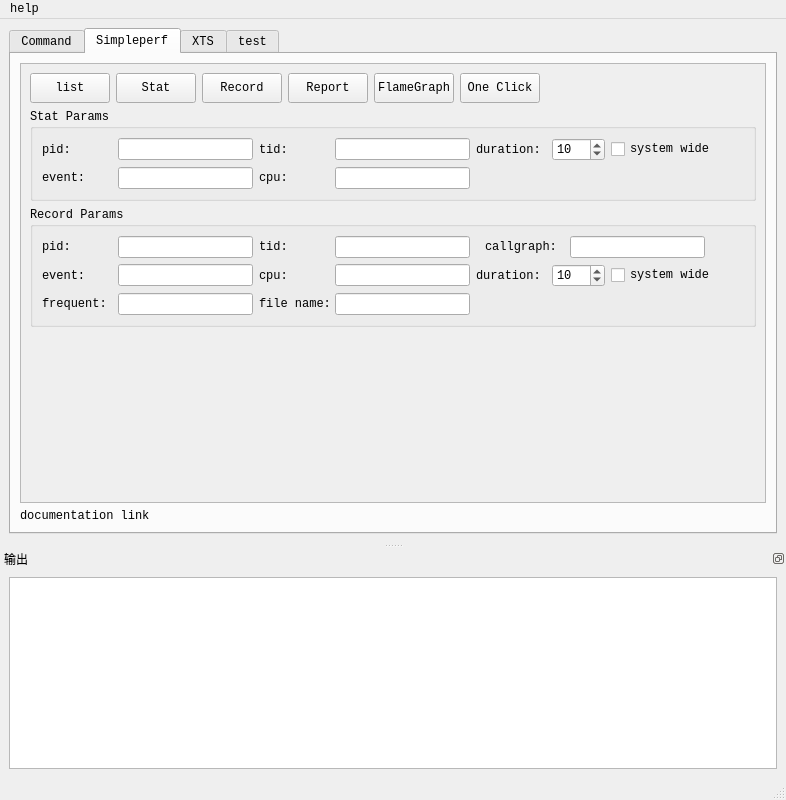
The window that mainwindow.ui (zuoVision/Qt) describes before a commit, drawn with Qt 5.
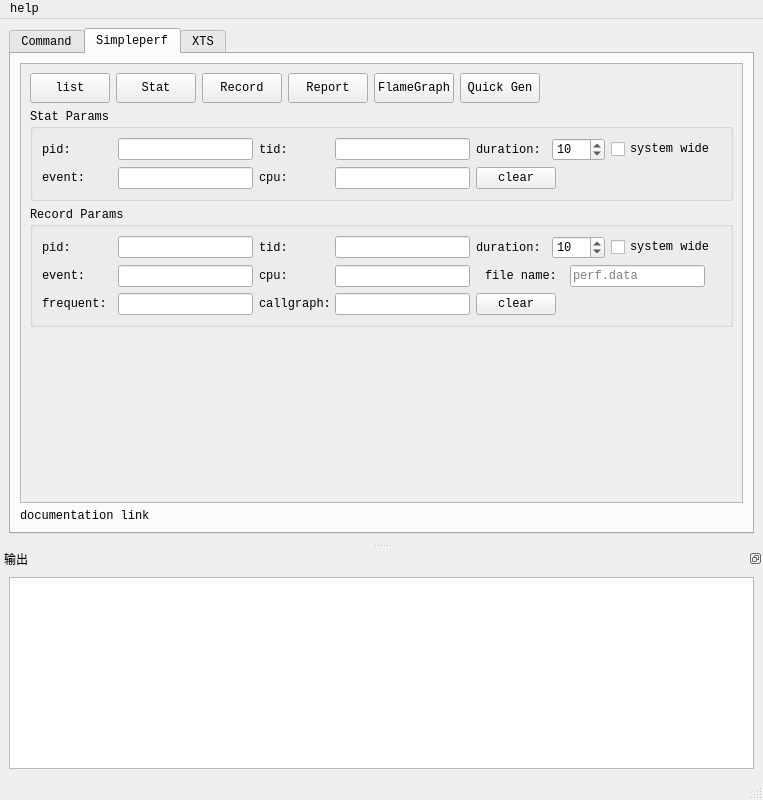
The same window after the commit. The open tabs and pages were chosen to show the change.

Patch:
```diff
--- a/mainwindow.ui
+++ b/mainwindow.ui
@@ -6,7 +6,7 @@
    <rect>
     <x>0</x>
     <y>0</y>
-    <width>786</width>
+    <width>763</width>
     <height>800</height>
    </rect>
   </property>
@@ -514,7 +514,7 @@
             <rect>
              <x>0</x>
              <y>0</y>
-             <width>742</width>
+             <width>719</width>
              <height>434</height>
             </rect>
            </property>
@@ -524,7 +524,140 @@
               <property name="title">
                <string>Record Params</string>
               </property>
-              <layout class="QGridLayout" name="gridLayout_17">
+              <layout class="QGridLayout" name="gridLayout_13">
+               <item row="0" column="2">
+                <layout class="QHBoxLayout" name="horizontalLayout_14">
+                 <item>
+                  <widget class="QLabel" name="label_recduration">
+                   <property name="minimumSize">
+                    <size>
+                     <width>70</width>
+                     <height>0</height>
+                    </size>
+                   </property>
+                   <property name="maximumSize">
+                    <size>
+                     <width>70</width>
+                     <height>16777215</height>
+                    </size>
+                   </property>
+                   <property name="text">
+                    <string>duration:</string>
+                   </property>
+                  </widget>
+                 </item>
+                 <item>
+                  <widget class="QSpinBox" name="spinBox_recduration">
+                   <property name="maximumSize">
+                    <size>
+                     <width>60</width>
+                     <height>16777215</height>
+                    </size>
+                   </property>
+                   <property name="maximum">
+                    <number>999</number>
+                   </property>
+                   <property name="singleStep">
+                    <number>10</number>
+                   </property>
+                   <property name="value">
+                    <number>10</number>
+                   </property>
+                  </widget>
+                 </item>
+                 <item>
+                  <widget class="QCheckBox" name="checkBox_recsw">
+                   <property name="sizePolicy">
+                    <sizepolicy hsizetype="Maximum" vsizetype="Fixed">
+                     <horstretch>0</horstretch>
+                     <verstretch>0</verstretch>
+                    </sizepolicy>
+                   </property>
+                   <property name="text">
+                    <string>system wide</string>
+                   </property>
+                  </widget>
+                 </item>
+                </layout>
+               </item>
+               <item row="2" column="1">
+                <layout class="QHBoxLayout" name="horizontalLayout_16">
+                 <item>
+                  <widget class="QLabel" name="label_reccpu">
+                   <property name="minimumSize">
+                    <size>
+                     <width>70</width>
+                     <height>0</height>
+                    </size>
+                   </property>
+                   <property name="maximumSize">
+                    <size>
+                     <width>70</width>
+                     <height>16777215</height>
+                    </size>
+                   </property>
+                   <property name="text">
+                    <string>cpu:</string>
+                   </property>
+                  </widget>
+                 </item>
+                 <item>
+                  <widget class="QLineEdit" name="lineEdit_reccpu">
+                   <property name="minimumSize">
+                    <size>
+                     <width>135</width>
+                     <height>0</height>
+                    </size>
+                   </property>
+                   <property name="maximumSize">
+                    <size>
+                     <width>135</width>
+                     <height>16777215</height>
+                    </size>
+                   </property>
+                  </widget>
+                 </item>
+                </layout>
+               </item>
+               <item row="0" column="1">
+                <layout class="QHBoxLayout" name="horizontalLayout_13">
+                 <item>
+                  <widget class="QLabel" name="label_rectid">
+                   <property name="minimumSize">
+                    <size>
+                     <width>70</width>
+                     <height>0</height>
+                    </size>
+                   </property>
+                   <property name="maximumSize">
+                    <size>
+                     <width>70</width>
+                     <height>16777215</height>
+                    </size>
+                   </property>
+                   <property name="text">
+                    <string>tid:</string>
+                   </property>
+                  </widget>
+                 </item>
+                 <item>
+                  <widget class="QLineEdit" name="lineEdit_rectid">
+                   <property name="minimumSize">
+                    <size>
+                     <width>135</width>
+                     <height>0</height>
+                    </size>
+                   </property>
+                   <property name="maximumSize">
+                    <size>
+                     <width>135</width>
+                     <height>16777215</height>
+                    </size>
+                   </property>
+                  </widget>
+                 </item>
+                </layout>
+               </item>
                <item row="3" column="0">
                 <layout class="QHBoxLayout" name="horizontalLayout_17">
                  <item>
@@ -564,10 +697,10 @@
                  </item>
                 </layout>
                </item>
-               <item row="0" column="1">
-                <layout class="QHBoxLayout" name="horizontalLayout_13">
+               <item row="0" column="0">
+                <layout class="QHBoxLayout" name="horizontalLayout_12">
                  <item>
-                  <widget class="QLabel" name="label_rectid">
+                  <widget class="QLabel" name="label_recpid">
                    <property name="minimumSize">
                     <size>
                      <width>70</width>
@@ -581,7 +714,7 @@
                     </size>
                    </property>
                    <property name="text">
-                    <string>tid:</string>
+                    <string>pid:</string>
                    </property>
                   </widget>
                  </item>
@@ -603,52 +736,20 @@
                  </item>
                 </layout>
                </item>
-               <item row="0" column="2" colspan="2">
-                <layout class="QHBoxLayout" name="horizontalLayout_20">
-                 <item>
-                  <widget class="QLabel" name="label_reccallgraph">
-                   <property name="minimumSize">
-                    <size>
-                     <width>70</width>
-                     <height>0</height>
-                    </size>
-                   </property>
-                   <property name="maximumSize">
-                    <size>
-                     <width>70</width>
-                     <height>16777215</height>
-                    </size>
-                   </property>
-                   <property name="text">
-                    <string>callgraph:</string>
-                   </property>
-                  </widget>
-                 </item>
-                 <item>
-                  <widget class="QLineEdit" name="lineEdit_reccallgraph">
-                   <property name="sizePolicy">
-                    <sizepolicy hsizetype="Fixed" vsizetype="Fixed">
-                     <horstretch>0</horstretch>
-                     <verstretch>0</verstretch>
-                    </sizepolicy>
-                   </property>
-                   <property name="minimumSize">
-                    <size>
-                     <width>135</width>
-                     <height>0</height>
-                    </size>
-                   </property>
-                   <property name="maximumSize">
-                    <size>
-                     <width>135</width>
-                     <height>16777215</height>
-                    </size>
-                   </property>
-                  </widget>
-                 </item>
-                </layout>
+               <item row="0" column="3">
+                <spacer name="horizontalSpacer_7">
+                 <property name="orientation">
+                  <enum>Qt::Horizontal</enum>
+                 </property>
+                 <property name="sizeHint" stdset="0">
+                  <size>
+                   <width>40</width>
+                   <height>20</height>
+                  </size>
+                 </property>
+                </spacer>
                </item>
-               <item row="3" column="1">
+               <item row="2" column="2">
                 <layout class="QHBoxLayout" name="horizontalLayout_18">
                  <item>
                   <widget class="QLabel" name="label_recfilename">
@@ -683,11 +784,17 @@
                      <height>16777215</height>
                     </size>
                    </property>
+                   <property name="text">
+                    <string/>
+                   </property>
+                   <property name="placeholderText">
+                    <string>perf.data</string>
+                   </property>
                   </widget>
                  </item>
                 </layout>
                </item>
-               <item row="1" column="0">
+               <item row="2" column="0">
                 <layout class="QHBoxLayout" name="horizontalLayout_15">
                  <item>
                   <widget class="QLabel" name="label_recevent">
@@ -726,10 +833,10 @@
                  </item>
                 </layout>
                </item>
-               <item row="0" column="0">
-                <layout class="QHBoxLayout" name="horizontalLayout_12">
+               <item row="3" column="1">
+                <layout class="QHBoxLayout" name="horizontalLayout_19">
                  <item>
-                  <widget class="QLabel" name="label_recpid">
+                  <widget class="QLabel" name="label_reccallgraph">
                    <property name="minimumSize">
                     <size>
                      <width>70</width>
@@ -743,134 +850,46 @@
                     </size>
                    </property>
                    <property name="text">
-                    <string>pid:</string>
+                    <string>callgraph:</string>
                    </property>
                   </widget>
                  </item>
                  <item>
-                  <widget class="QLineEdit" name="lineEdit_recpid">
-                   <property name="minimumSize">
-                    <size>
-                     <width>135</width>
-                     <height>0</height>
-                    </size>
-                   </property>
-                   <property name="maximumSize">
-                    <size>
-                     <width>135</width>
-                     <height>16777215</height>
-                    </size>
-                   </property>
-                  </widget>
-                 </item>
-                </layout>
-               </item>
-               <item row="0" column="5">
-                <spacer name="horizontalSpacer_7">
-                 <property name="orientation">
-                  <enum>Qt::Horizontal</enum>
-                 </property>
-                 <property name="sizeHint" stdset="0">
-                  <size>
-                   <width>40</width>
-                   <height>20</height>
-                  </size>
-                 </property>
-                </spacer>
-               </item>
-               <item row="1" column="2" colspan="2">
-                <layout class="QHBoxLayout" name="horizontalLayout_14">
-                 <item>
-                  <widget class="QLabel" name="label_recduration">
-                   <property name="minimumSize">
-                    <size>
-                     <width>70</width>
-                     <height>0</height>
-                    </size>
-                   </property>
-                   <property name="maximumSize">
-                    <size>
-                     <width>70</width>
-                     <height>16777215</height>
-                    </size>
-                   </property>
-                   <property name="text">
-                    <string>duration:</string>
-                   </property>
-                  </widget>
-                 </item>
-                 <item>
-                  <widget class="QSpinBox" name="spinBox_recduration">
-                   <property name="maximumSize">
-                    <size>
-                     <width>60</width>
-                     <height>16777215</height>
-                    </size>
-                   </property>
-                   <property name="maximum">
-                    <number>999</number>
-                   </property>
-                   <property name="singleStep">
-                    <number>10</number>
-                   </property>
-                   <property name="value">
-                    <number>10</number>
-                   </property>
-                  </widget>
-                 </item>
-                 <item>
-                  <widget class="QCheckBox" name="checkBox_recsw">
+                  <widget class="QLineEdit" name="lineEdit_reccallgraph">
                    <property name="sizePolicy">
-                    <sizepolicy hsizetype="Maximum" vsizetype="Fixed">
+                    <sizepolicy hsizetype="Fixed" vsizetype="Fixed">
                      <horstretch>0</horstretch>
                      <verstretch>0</verstretch>
                     </sizepolicy>
                    </property>
-                   <property name="text">
-                    <string>system wide</string>
+                   <property name="minimumSize">
+                    <size>
+                     <width>135</width>
+                     <height>0</height>
+                    </size>
+                   </property>
+                   <property name="maximumSize">
+                    <size>
+                     <width>135</width>
+                     <height>16777215</height>
+                    </size>
                    </property>
                   </widget>
                  </item>
                 </layout>
                </item>
-               <item row="1" column="1">
-                <layout class="QHBoxLayout" name="horizontalLayout_16">
-                 <item>
-                  <widget class="QLabel" name="label_reccpu">
-                   <property name="minimumSize">
-                    <size>
-                     <width>70</width>
-                     <height>0</height>
-                    </size>
-                   </property>
-                   <property name="maximumSize">
-                    <size>
-                     <width>70</width>
-                     <height>16777215</height>
-                    </size>
-                   </property>
-                   <property name="text">
-                    <string>cpu:</string>
-                   </property>
-                  </widget>
-                 </item>
-                 <item>
-                  <widget class="QLineEdit" name="lineEdit_reccpu">
-                   <property name="minimumSize">
-                    <size>
-                     <width>135</width>
-                     <height>0</height>
-                    </size>
-                   </property>
-                   <property name="maximumSize">
-                    <size>
-                     <width>135</width>
-                     <height>16777215</height>
-                    </size>
-                   </property>
-                  </widget>
-                 </item>
-                </layout>
+               <item row="3" column="2">
+                <widget class="QPushButton" name="pushButton_recclear">
+                 <property name="sizePolicy">
+                  <sizepolicy hsizetype="Fixed" vsizetype="Fixed">
+                   <horstretch>0</horstretch>
+                   <verstretch>0</verstretch>
+                  </sizepolicy>
+                 </property>
+                 <property name="text">
+                  <string>clear</string>
+                 </property>
+                </widget>
                </item>
               </layout>
              </widget>
@@ -957,7 +976,7 @@
                  </size>
                 </property>
                 <property name="text">
-                 <string>One Click</string>
+                 <string>Quick Gen</string>
                 </property>
                </widget>
               </item>
@@ -1203,7 +1222,7 @@
                  </item>
                 </layout>
                </item>
-               <item row="1" column="4">
+               <item row="0" column="4">
                 <spacer name="horizontalSpacer_6">
                  <property name="orientation">
                   <enum>Qt::Horizontal</enum>
@@ -1216,6 +1235,19 @@
                  </property>
                 </spacer>
                </item>
+               <item row="1" column="2">
+                <widget class="QPushButton" name="pushButton_statclear">
+                 <property name="sizePolicy">
+                  <sizepolicy hsizetype="Fixed" vsizetype="Fixed">
+                   <horstretch>0</horstretch>
+                   <verstretch>0</verstretch>
+                  </sizepolicy>
+                 </property>
+                 <property name="text">
+                  <string>clear</string>
+                 </property>
+                </widget>
+               </item>
               </layout>
              </widget>
             </item>
@@ -1574,12 +1606,6 @@
         </item>
        </layout>
       </widget>
-      <widget class="QWidget" name="tab_test">
-       <attribute name="title">
-        <string>test</string>
-       </attribute>
-       <layout class="QGridLayout" name="gridLayout_15"/>
-      </widget>
      </widget>
     </item>
    </layout>
@@ -1589,7 +1615,7 @@
     <rect>
      <x>0</x>
      <y>0</y>
-     <width>786</width>
+     <width>763</width>
      <height>23</height>
     </rect>
    </property>
```
Left out of the diff: 86 changed lines with no effect on the pictures.
